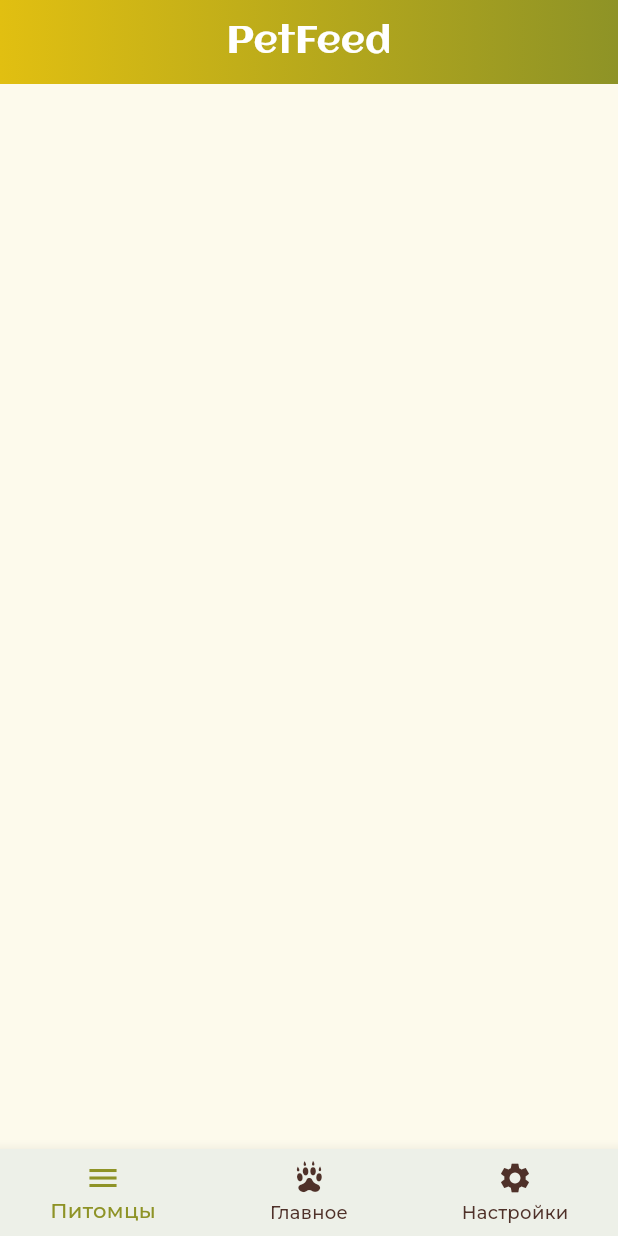
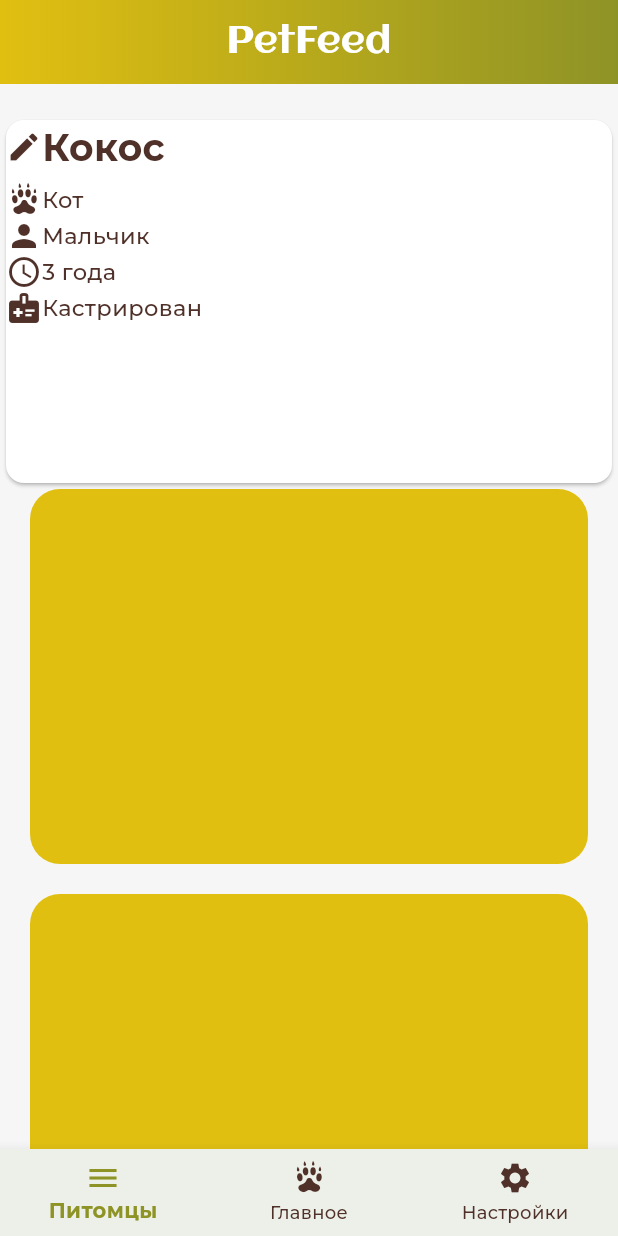
Before and after one commit to vdovikova/PetFeed, a Flutter app: the screen it shows after launch, on a phone screen of 412 x 824 dp. Run offline on Flutter 3.47's test engine with Material 3 defaults, Android fonts, the phone set to English and light mode, and no system bars; project files that could hold a hidden picture were left out.

Commit message:
Added first try on card wiget

```diff
--- /dev/null
+++ b/pet_feed/lib/design/images.dart
@@ -0,0 +1,3 @@
+import 'package:flutter/material.dart';
+
+final Image catPic = Image.asset('assets/img/cat.png');
--- a/pet_feed/lib/main.dart
+++ b/pet_feed/lib/main.dart
@@ -14,7 +14,7 @@ class MyApp extends StatelessWidget {
     return MaterialApp(
         title: 'PetFeed',
         theme: ThemeData(
-          colorScheme: ColorScheme.fromSeed(seedColor: mainGreenColor),
+          colorScheme: ColorScheme.fromSeed(seedColor: mainWhiteColor),
           useMaterial3: true,
         ),
         home: const HomePage(),
--- a/pet_feed/lib/profile_page.dart
+++ b/pet_feed/lib/profile_page.dart
@@ -8,6 +8,7 @@ class HomePage extends StatelessWidget {
   @override
   Widget build(BuildContext context) {
     return Scaffold(
+      backgroundColor: backgroundColor,
       body: CustomScrollView(
         slivers: <Widget>[
           SliverAppBar(
@@ -32,6 +33,102 @@ class HomePage extends StatelessWidget {
                   color: mainWhiteColor, fontSize: 25, fontFamily: 'Aclonica'),
             ),
           ),
+          const SliverToBoxAdapter(
+            child: SizedBox(height: 20),
+          ),
+          const SliverToBoxAdapter(
+            child: SizedBox(
+              height: 250,
+              width: 100,
+              child: Card(
+                color: mainWhiteColor,
+                child: Column(
+                  children: <Widget>[
+                    Row(
+                      children: [
+                        Icon(
+                          Icons.edit,
+                          color: textColor,
+                        ),
+                        Text(
+                          "Кокос",
+                          textAlign: TextAlign.left,
+                          style: TextStyle(
+                              color: textColor,
+                              fontFamily: "Montserrat",
+                              fontSize: 25,
+                              fontWeight: FontWeight.bold),
+                        ),
+                      ],
+                    ),
+                    SizedBox(height: 5),
+                    Row(
+                      children: [
+                        Icon(CustomIcons.pawprint, color: textColor),
+                        Text(
+                          "Кот",
+                          textAlign: TextAlign.left,
+                          style: TextStyle(
+                              color: textColor,
+                              fontFamily: "Montserrat",
+                              fontSize: 15),
+                        ),
+                      ],
+                    ),
+                    Row(
+                      children: [
+                        Icon(Icons.person, color: textColor),
+                        Text(
+                          "Мальчик",
+                          textAlign: TextAlign.left,
+                          style: TextStyle(
+                              color: textColor,
+                              fontFamily: "Montserrat",
+                              fontSize: 15),
+                        ),
+                      ],
+                    ),
+                    Row(
+                      children: [
+                        Icon(Icons.access_time, color: textColor),
+                        Text(
+                          "3 года",
+                          textAlign: TextAlign.left,
+                          style: TextStyle(
+                              color: textColor,
+                              fontFamily: "Montserrat",
+                              fontSize: 15),
+                        ),
+                      ],
+                    ),
+                    Row(
+                      children: [
+                        Icon(Icons.medical_information, color: textColor),
+                        Text(
+                          "Кастрирован",
+                          textAlign: TextAlign.left,
+                          style: TextStyle(
+                              color: textColor,
+                              fontFamily: "Montserrat",
+                              fontSize: 15),
+                        ),
+                      ],
+                    ),
+                  ],
+                ),
+              ),
+            ),
+          ),
+          SliverList.builder(
+              itemBuilder: (context, index) => Container(
+                    width: double.infinity,
+                    height: 250,
+                    decoration: BoxDecoration(
+                        color: mainYellowColor,
+                        borderRadius: BorderRadius.circular(20)),
+                    margin: const EdgeInsets.symmetric(horizontal: 20)
+                        .copyWith(bottom: 20),
+                  ))
         ],
       ),
       bottomNavigationBar: BottomNavigationBar(
@@ -42,7 +139,8 @@ class HomePage extends StatelessWidget {
           BottomNavigationBarItem(
               icon: Icon(Icons.settings), label: 'Настройки'),
         ],
-        selectedLabelStyle: const TextStyle(fontFamily: 'Montserrat'),
+        selectedLabelStyle: const TextStyle(
+            fontFamily: 'Montserrat', fontWeight: FontWeight.bold),
         unselectedLabelStyle: const TextStyle(fontFamily: 'Montserrat'),
         backgroundColor: bottomNavBarColor,
         unselectedItemColor: textColor,
--- a/pet_feed/pubspec.yaml
+++ b/pet_feed/pubspec.yaml
@@ -42,16 +42,22 @@ flutter:
       fonts:
         - asset: assets/fonts/MontserratBold.ttf
           weight: 700
+          # style: Bold
         - asset: assets/fonts/MontserratRegular.ttf
           weight: 400
+          # style: regular
         - asset: assets/fonts/MontserratRomanSemiBold.ttf
           weight: 600
+          # style: romansemibold
         - asset: assets/fonts/MontserratMedium.ttf
           weight: 500
+          # style: medium
         - asset: assets/fonts/MontserratExtraBold.ttf
           weight: 800
+          # style: extrabold
         - asset: assets/fonts/MontserratSemiBold.ttf
           weight: 600
+          # style: semibold
     - family: Aclonica
       fonts:
         - asset: assets/fonts/Aclonica-Regular.ttf
```
